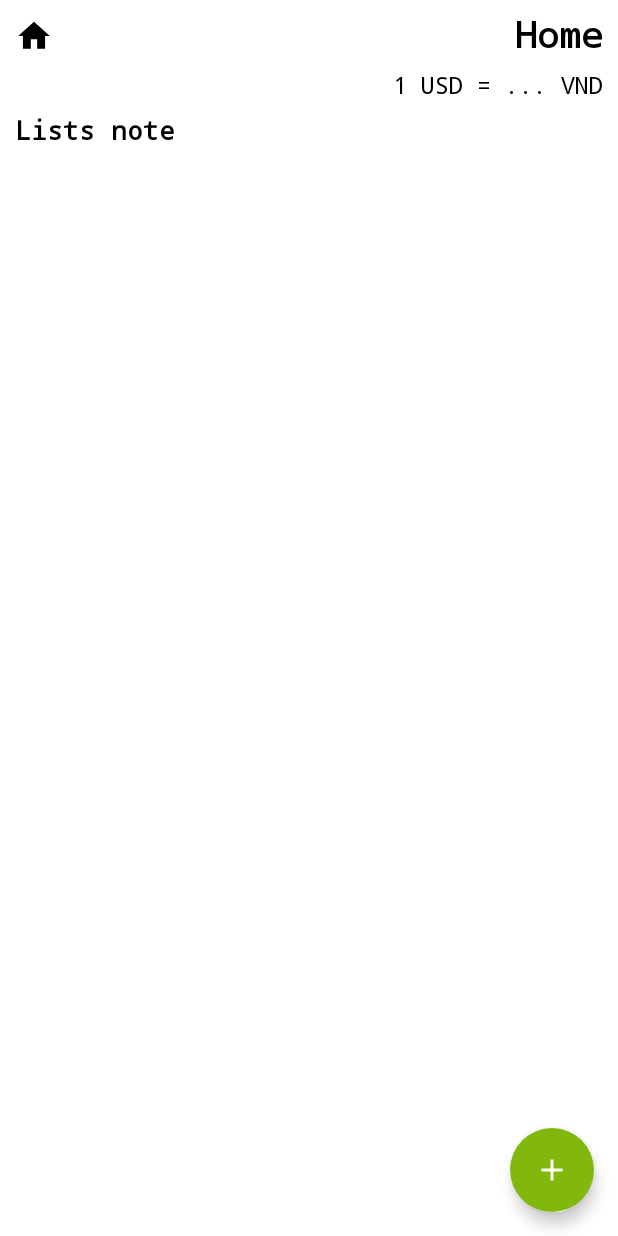
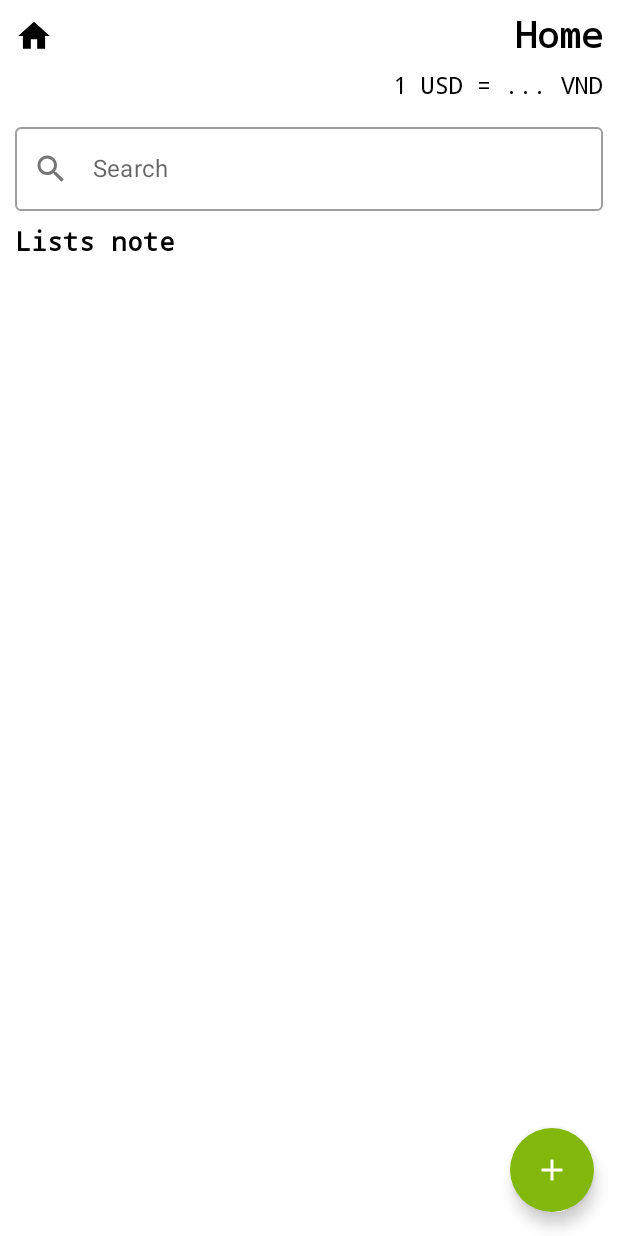
Before and after one commit to devdatbt/ComposeWithCleanArtchitectureApp, an Android app built with Jetpack Compose: the screen it shows after launch (MainActivity), on a phone screen of 412 x 824 dp. Run offline under Robolectric (Android 15) with nearby library versions, the phone set to English and light mode, and no system bars; our stand-ins replace Dagger/Hilt's generated code, Room's generated code, livedata-compose.

Commit message:
- Add function search note

```diff
--- a/app/src/main/java/com/example/notecomposeapp/ui/ItemNoteScreen.kt
+++ b/app/src/main/java/com/example/notecomposeapp/ui/ItemNoteScreen.kt
@@ -24,14 +24,13 @@ fun ItemNoteScreen(
     onItemClick: () -> Unit,
     onDeleteItemClick: (Note) -> Unit
 ) {
-    Surface(color = MyAppTheme.color.backgroundCard,
+    Surface(color = MyAppTheme.color.greenColor,
         shape = RoundedCornerShape(10.dp),
         modifier = modifier
             .fillMaxWidth()
             .clickable {
                 onItemClick.invoke()
             }) {
-
         Row(
             modifier = modifier
                 .padding(10.dp)
--- a/app/src/main/java/com/example/notecomposeapp/ui/MainActivity.kt
+++ b/app/src/main/java/com/example/notecomposeapp/ui/MainActivity.kt
@@ -29,17 +29,20 @@ class MainActivity : ComponentActivity() {
     }
 }
 const val ROUTE_UPDATE_NOTE = "add_note"
+const val ROUTE_HOME_NOTE = "home_note"
+const val PARAM_ITEM_NOTE = "item_note"
+
 @Composable
 fun NoteNavigationApp() {
     val navController = rememberNavController()
-    NavHost(navController = navController, startDestination = "home_note") {
-        composable("home_note") {
+    NavHost(navController = navController, startDestination = ROUTE_HOME_NOTE) {
+        composable(ROUTE_HOME_NOTE) {
             NoteHomeScreen(navController)
         }
-        composable("$ROUTE_UPDATE_NOTE/{item_note}", arguments = listOf(navArgument("item_note") {
+        composable("$ROUTE_UPDATE_NOTE/{$PARAM_ITEM_NOTE}", arguments = listOf(navArgument(PARAM_ITEM_NOTE) {
             type = NavType.StringType
         })) { navBackStack ->
-            val itemNote = navBackStack.arguments?.getString("item_note")
+            val itemNote = navBackStack.arguments?.getString(PARAM_ITEM_NOTE)
             if (itemNote.equals("{}")) {
                 AddUpdateNoteScreen(navController = navController, note = null)
             } else {
--- a/app/src/main/java/com/example/notecomposeapp/ui/NoteHomeScreen.kt
+++ b/app/src/main/java/com/example/notecomposeapp/ui/NoteHomeScreen.kt
@@ -7,8 +7,10 @@ import androidx.compose.material.*
 import androidx.compose.material.icons.Icons
 import androidx.compose.material.icons.filled.Add
 import androidx.compose.material.icons.filled.Home
-import androidx.compose.runtime.Composable
+import androidx.compose.material.icons.filled.Search
+import androidx.compose.runtime.*
 import androidx.compose.runtime.livedata.observeAsState
+import androidx.compose.runtime.saveable.rememberSaveable
 import androidx.compose.ui.Alignment
 import androidx.compose.ui.Modifier
 import androidx.compose.ui.platform.LocalContext
@@ -33,6 +35,10 @@ fun NoteHomeScreen(
     val notes = viewModel.listNoteStateIn.collectAsStateWithLifecycle(emptyList())
     val currency = viewModel.statusGetCurrencyApi.observeAsState()
     val scaffoldState = rememberScaffoldState()
+    // remember value after change state
+    var searchValue by rememberSaveable {
+        mutableStateOf("")
+    }
 
     Scaffold(
         backgroundColor = MyAppTheme.color.backgroundApp,
@@ -56,7 +62,7 @@ fun NoteHomeScreen(
                     .fillMaxSize()
                     .padding(10.dp)
             ) {
-                // show top bar view
+                // header
                 TopBarView(
                     onClickTopBar = {},
                     icon = Icons.Filled.Home,
@@ -70,13 +76,17 @@ fun NoteHomeScreen(
                     text = "1 USD = ${currency.value?.data?.usdVnd?.convertCurrency() ?: "..."} VND"
                 )
                 Spacer(modifier = Modifier.height(10.dp))
-                // show lists note
+                SearchView(searchValue) {
+                    searchValue = it
+                }
+                Spacer(modifier = Modifier.height(10.dp))
                 Text(
                     text = stringResource(id = R.string.tv_lists_note),
                     style = MyAppTheme.typography.subTitle
                 )
                 LazyColumn(modifier = Modifier.wrapContentHeight()) {
-                    items(notes.value) { note ->
+                    val listNote = viewModel.searchListNoteWith(searchValue, listFilter = notes.value)
+                    items(listNote) { note ->
                         ItemNoteScreen(note = note,
                             modifier = Modifier.fillMaxWidth(),
                             onItemClick = {
@@ -94,9 +104,29 @@ fun NoteHomeScreen(
 }
 
 @Composable
+fun SearchView(value: String, onValueChange: (String) -> Unit) {
+    OutlinedTextField(modifier = Modifier.fillMaxWidth(),
+        leadingIcon = {
+            Icon(
+                imageVector = Icons.Default.Search,
+                contentDescription = "Email Icon"
+            )
+        },
+        maxLines = 1,
+        value = value,
+        onValueChange = onValueChange,
+        label = { Text(text = "Search") },
+        placeholder = { Text(text = "Input...") })
+}
+
+@Composable
 @Preview
 fun PreviewNoteHomeScreen() {
-//    TopBarView(onClickTopBar = {
-//
-//    })
+    // remember value after change state
+    var searchValue by remember {
+        mutableStateOf("")
+    }
+    SearchView(value = searchValue, onValueChange = {
+        searchValue = it
+    })
 }
--- a/app/src/main/java/com/example/notecomposeapp/viewmodel/NoteViewModel.kt
+++ b/app/src/main/java/com/example/notecomposeapp/viewmodel/NoteViewModel.kt
@@ -99,6 +99,14 @@ class NoteViewModel @Inject constructor(private val appUseCase: AppUseCase) : Ba
         }
     }
 
+    fun searchListNoteWith(searchValue: String, listFilter: List<Note>): List<Note> {
+        return if (searchValue.isEmpty()) {
+            listFilter
+        } else {
+            listFilter.filter { note -> note.getTitleContainsWord(searchValue) }
+        }
+    }
+
     fun onEventNote(event: EventNote) {
         when (event) {
             is EventNote.EventInsertNote -> {
--- a/data/src/main/java/com/example/data/repository/NoteRepositoryImpl.kt
+++ b/data/src/main/java/com/example/data/repository/NoteRepositoryImpl.kt
@@ -14,7 +14,7 @@ import javax.inject.Inject
 
 class NoteRepositoryImpl @Inject constructor(private val noteDao: NoteDao) : NoteRepository {
 
-    private val dispatcherDefault = Dispatchers.IO
+    private val dispatchersIO = Dispatchers.IO
 
     override val getAllNotes: Flow<List<Note>>
         get() = noteDao.getNoteLists()
@@ -22,20 +22,20 @@ class NoteRepositoryImpl @Inject constructor(private val noteDao: NoteDao) : Not
                 it.map { itemNote ->
                     itemNote.toNote()
                 }
-            }.flowOn(dispatcherDefault)
+            }.flowOn(dispatchersIO)
             .conflate()
 
-    override suspend fun insertNote(note: Note) = withContext(dispatcherDefault) {
+    override suspend fun insertNote(note: Note) = withContext(dispatchersIO) {
         val noteEntity = NoteEntity.fromNote(note)
         noteDao.insertNote(noteEntity)
     }
 
     override suspend fun updateNote(title: String, content: String, time: Long) =
-        withContext(dispatcherDefault) {
+        withContext(dispatchersIO) {
             noteDao.updateNote(title = title, content = content, time = time)
         }
 
-    override suspend fun deleteNote(note: Note) = withContext(dispatcherDefault) {
+    override suspend fun deleteNote(note: Note) = withContext(dispatchersIO) {
         val noteEntity = NoteEntity.fromNote(note)
         noteDao.deleteNote(noteEntity)
     }
@@ -45,7 +45,7 @@ class NoteRepositoryImpl @Inject constructor(private val noteDao: NoteDao) : Not
             .map {
                 it.toNote()
             }
-            .flowOn(dispatcherDefault)
+            .flowOn(dispatchersIO)
             .conflate()
     }
 }
```
